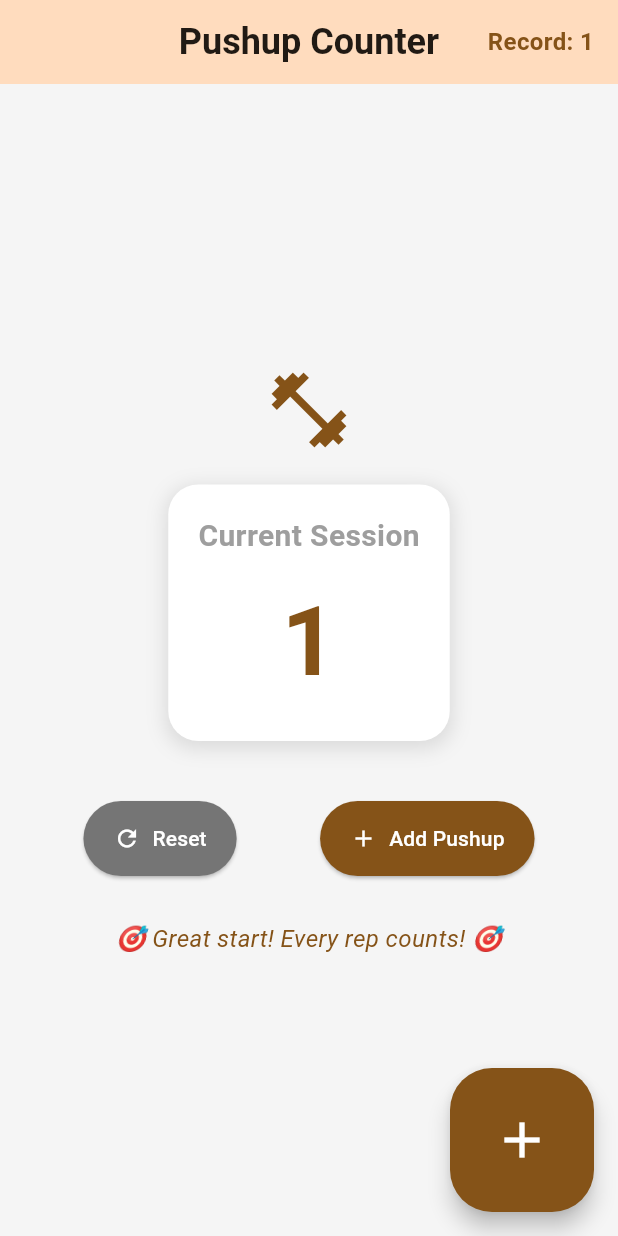
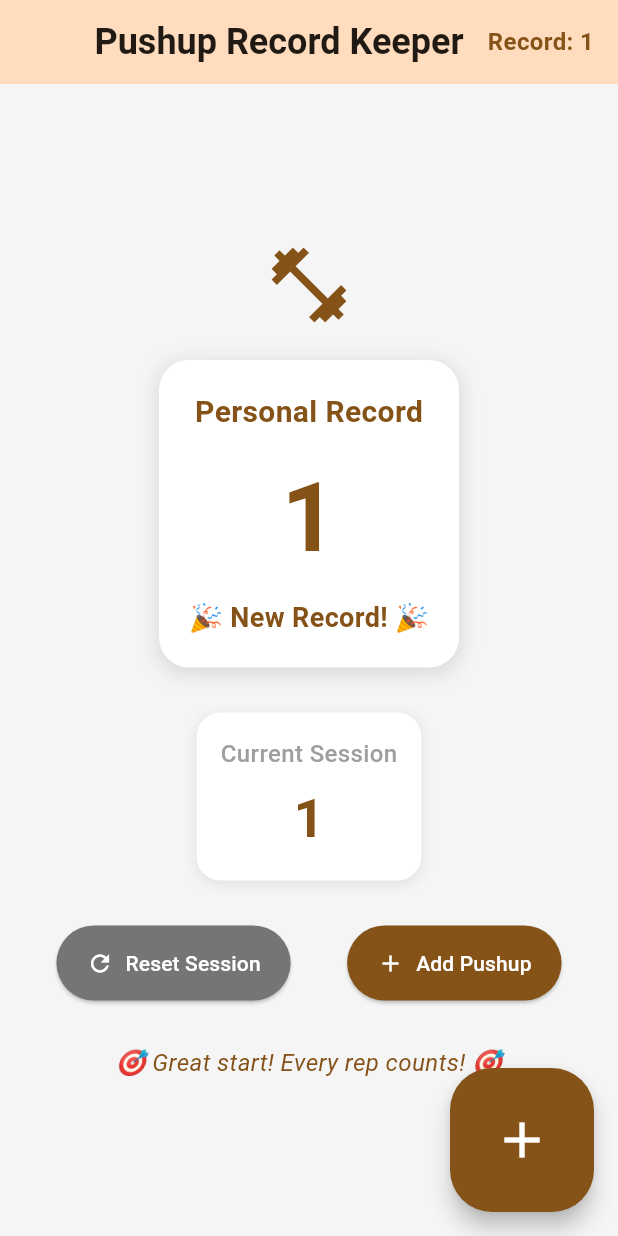
Before and after one commit to jellyfith/pushup-counter, a Flutter app: the screen it shows after launch, after a tap on "Add Pushup", on a phone screen of 412 x 824 dp. Run offline on Flutter 3.47's test engine with Material 3 defaults, Android fonts, the phone set to English and light mode, and no system bars; our stand-ins replace shared_preferences; missing offline and left inert: home_widget.

Commit message:
Transition to PR keeper

```diff
--- a/lib/main.dart
+++ b/lib/main.dart
@@ -3,16 +3,16 @@ import 'package:home_widget/home_widget.dart';
 import 'pushup_service.dart';
 
 void main() {
-  runApp(const PushupCounterApp());
+  runApp(const PushupRecordKeeperApp());
 }
 
-class PushupCounterApp extends StatelessWidget {
-  const PushupCounterApp({super.key});
+class PushupRecordKeeperApp extends StatelessWidget {
+  const PushupRecordKeeperApp({super.key});
 
   @override
   Widget build(BuildContext context) {
     return MaterialApp(
-      title: 'Pushup Counter',
+      title: 'Pushup Record Keeper',
       theme: ThemeData(
         colorScheme: ColorScheme.fromSeed(
           seedColor: Colors.orange,
@@ -20,22 +20,23 @@ class PushupCounterApp extends StatelessWidget {
         ),
         useMaterial3: true,
       ),
-      home: const PushupCounterHome(),
+      home: const PushupRecordKeeperHome(),
       debugShowCheckedModeBanner: false,
     );
   }
 }
 
-class PushupCounterHome extends StatefulWidget {
-  const PushupCounterHome({super.key});
+class PushupRecordKeeperHome extends StatefulWidget {
+  const PushupRecordKeeperHome({super.key});
 
   @override
-  State<PushupCounterHome> createState() => _PushupCounterHomeState();
+  State<PushupRecordKeeperHome> createState() => _PushupRecordKeeperHomeState();
 }
 
-class _PushupCounterHomeState extends State<PushupCounterHome> {
-  int _pushupCount = 0;
-  int _maxRecord = 0;
+class _PushupRecordKeeperHomeState extends State<PushupRecordKeeperHome> {
+  int _currentSessionCount = 0;
+  int _personalRecord = 0;
+  bool _newRecordSet = false;
 
   @override
   void initState() {
@@ -53,8 +54,9 @@ class _PushupCounterHomeState extends State<PushupCounterHome> {
     final maxRecord = await PushupService.getMaxRecord();
 
     setState(() {
-      _pushupCount = currentCount;
-      _maxRecord = maxRecord;
+      _currentSessionCount = currentCount;
+      _personalRecord = maxRecord;
+      _newRecordSet = currentCount > maxRecord;
     });
   }
 
@@ -70,7 +72,7 @@ class _PushupCounterHomeState extends State<PushupCounterHome> {
   void _showWidgetTappedMessage() {
     ScaffoldMessenger.of(context).showSnackBar(
       SnackBar(
-        content: const Text('🎯 Opened from widget! Ready to count pushups!'),
+        content: const Text('🎯 Opened from widget! Ready to set a new record!'),
         backgroundColor: Theme.of(context).colorScheme.primary,
         duration: const Duration(seconds: 2),
       ),
@@ -78,22 +80,22 @@ class _PushupCounterHomeState extends State<PushupCounterHome> {
   }
 
   Future<void> _incrementPushups() async {
-    final newCount = _pushupCount + 1;
+    final newCount = _currentSessionCount + 1;
     setState(() {
-      _pushupCount = newCount;
-      if (newCount > _maxRecord) {
-        _maxRecord = newCount;
+      _currentSessionCount = newCount;
+      if (newCount > _personalRecord) {
+        _personalRecord = newCount;
+        _newRecordSet = true;
       }
     });
-
     await PushupService.saveCurrentCount(newCount);
   }
 
   Future<void> _resetCounter() async {
     setState(() {
-      _pushupCount = 0;
+      _currentSessionCount = 0;
+      _newRecordSet = false;
     });
-
     await PushupService.resetCurrentCount();
   }
 
@@ -103,7 +105,7 @@ class _PushupCounterHomeState extends State<PushupCounterHome> {
       backgroundColor: Colors.grey[100],
       appBar: AppBar(
         title: const Text(
-          'Pushup Counter',
+          'Pushup Record Keeper',
           style: TextStyle(
             fontWeight: FontWeight.bold,
             fontSize: 24,
@@ -117,7 +119,7 @@ class _PushupCounterHomeState extends State<PushupCounterHome> {
             padding: const EdgeInsets.only(right: 16),
             child: Center(
               child: Text(
-                'Record: $_maxRecord',
+                'Record: $_personalRecord',
                 style: TextStyle(
                   fontSize: 16,
                   fontWeight: FontWeight.w600,
@@ -140,7 +142,7 @@ class _PushupCounterHomeState extends State<PushupCounterHome> {
             ),
             const SizedBox(height: 20),
 
-            // Counter display
+            // Personal Record display (main)
             Container(
               padding: const EdgeInsets.all(20),
               decoration: BoxDecoration(
@@ -157,19 +159,71 @@ class _PushupCounterHomeState extends State<PushupCounterHome> {
               ),
               child: Column(
                 children: [
-                  const Text(
-                    'Current Session',
+                  Text(
+                    'Personal Record',
                     style: TextStyle(
                       fontSize: 20,
                       fontWeight: FontWeight.w600,
-                      color: Colors.grey,
+                      color: _newRecordSet ? Theme.of(context).colorScheme.primary : Colors.grey,
                     ),
                   ),
                   const SizedBox(height: 10),
                   Text(
-                    '$_pushupCount',
+                    '$_personalRecord',
                     style: TextStyle(
                       fontSize: 64,
+                      fontWeight: FontWeight.bold,
+                      color: _newRecordSet ? Theme.of(context).colorScheme.primary : Colors.black,
+                    ),
+                  ),
+                  if (_newRecordSet)
+                    Padding(
+                      padding: const EdgeInsets.only(top: 8.0),
+                      child: Text(
+                        '🎉 New Record! 🎉',
+                        style: TextStyle(
+                          fontSize: 18,
+                          fontWeight: FontWeight.bold,
+                          color: Theme.of(context).colorScheme.primary,
+                        ),
+                      ),
+                    ),
+                ],
+              ),
+            ),
+
+            const SizedBox(height: 30),
+
+            // Current Session display (secondary)
+            Container(
+              padding: const EdgeInsets.all(16),
+              decoration: BoxDecoration(
+                color: Colors.white,
+                borderRadius: BorderRadius.circular(16),
+                boxShadow: [
+                  BoxShadow(
+                    color: Colors.grey.withOpacity(0.2),
+                    spreadRadius: 1,
+                    blurRadius: 6,
+                    offset: const Offset(0, 2),
+                  ),
+                ],
+              ),
+              child: Column(
+                children: [
+                  const Text(
+                    'Current Session',
+                    style: TextStyle(
+                      fontSize: 16,
+                      fontWeight: FontWeight.w500,
+                      color: Colors.grey,
+                    ),
+                  ),
+                  const SizedBox(height: 6),
+                  Text(
+                    '$_currentSessionCount',
+                    style: TextStyle(
+                      fontSize: 36,
                       fontWeight: FontWeight.bold,
                       color: Theme.of(context).colorScheme.primary,
                     ),
@@ -178,7 +232,7 @@ class _PushupCounterHomeState extends State<PushupCounterHome> {
               ),
             ),
 
-            const SizedBox(height: 40),
+            const SizedBox(height: 30),
 
             // Action buttons
             Row(
@@ -186,9 +240,9 @@ class _PushupCounterHomeState extends State<PushupCounterHome> {
               children: [
                 // Reset button
                 ElevatedButton.icon(
-                  onPressed: _pushupCount > 0 ? _resetCounter : null,
+                  onPressed: _currentSessionCount > 0 ? _resetCounter : null,
                   icon: const Icon(Icons.refresh),
-                  label: const Text('Reset'),
+                  label: const Text('Reset Session'),
                   style: ElevatedButton.styleFrom(
                     backgroundColor: Colors.grey[600],
                     foregroundColor: Colors.white,
@@ -225,9 +279,9 @@ class _PushupCounterHomeState extends State<PushupCounterHome> {
             const SizedBox(height: 30),
 
             // Motivational text
-            if (_pushupCount > 0)
+            if (_currentSessionCount > 0)
               Text(
-                _getMotivationalMessage(_pushupCount),
+                _getMotivationalMessage(_currentSessionCount),
                 style: TextStyle(
                   fontSize: 16,
                   fontStyle: FontStyle.italic,
```
